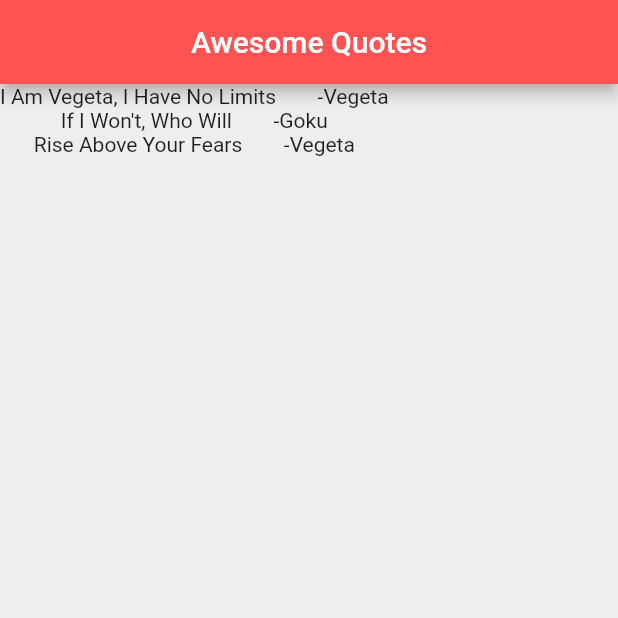
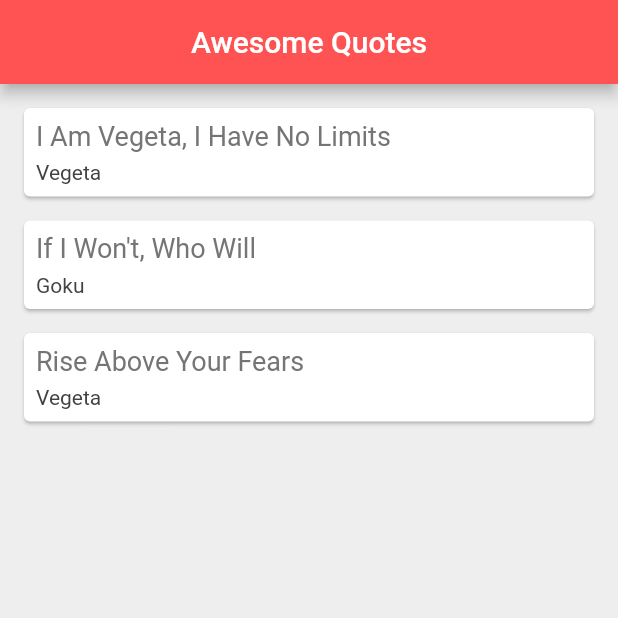
Before and after one commit to 0xajinkya/quote_of_the_day0, a Flutter app: the screen it shows after launch, on a phone screen of 412 x 824 dp, the top half of it. Run offline on Flutter 3.47's test engine with Material 2 defaults, Android fonts, the phone set to English and light mode, and no system bars.

Commit message:
Cards, in a hacky way.

```diff
--- a/lib/main.dart
+++ b/lib/main.dart
@@ -23,6 +23,35 @@
     Quote(text: 'Rise Above Your Fears', author: 'Vegeta'),
   ];
 
+  Widget quoteTemplate(quote) {
+    return Card(
+      margin: EdgeInsets.fromLTRB(16,16, 16, 0),
+      child: Padding(
+        padding: const EdgeInsets.all(8.0),
+        child: Column(
+          crossAxisAlignment: CrossAxisAlignment.start,
+          children: <Widget>[
+            Text(
+              quote.text,
+              style: TextStyle(
+                fontSize: 18,
+                color: Colors.grey[600]
+              ),
+            ),
+            SizedBox(height: 6),
+            Text(
+              quote.author,
+              style: TextStyle(
+                fontSize: 14,
+                color: Colors.grey[800],
+              ),
+            )
+          ],
+        ),
+      ),
+    );
+  }
+
   @override
   Widget build(BuildContext context) {
     return Scaffold(
@@ -33,7 +62,8 @@
         backgroundColor: Colors.redAccent,
       ),
       body: Column(
-        children: quotes.map((q)=> Text('${q.text}        -${q.author}')) .toList(),
+        crossAxisAlignment: CrossAxisAlignment.stretch,
+        children: quotes.map((q)=> quoteTemplate((q))).toList(),
       ),
     );
   }
```
